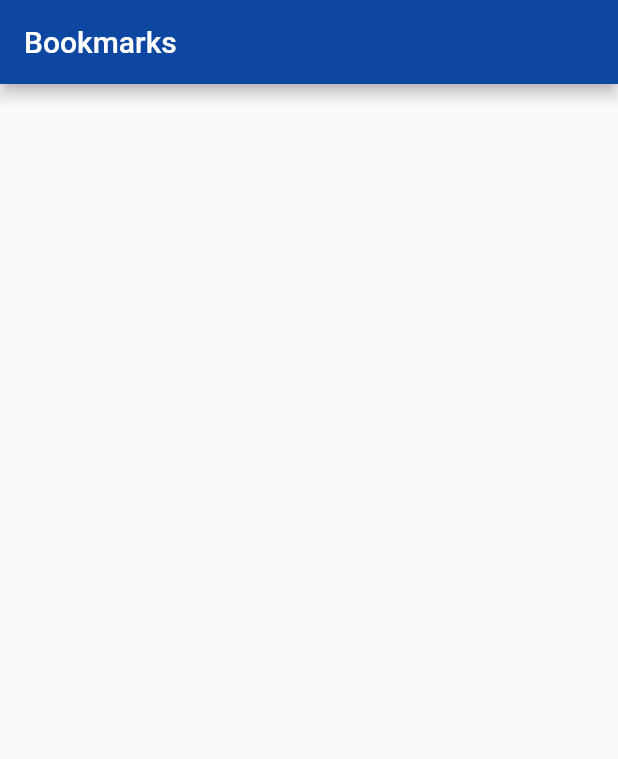
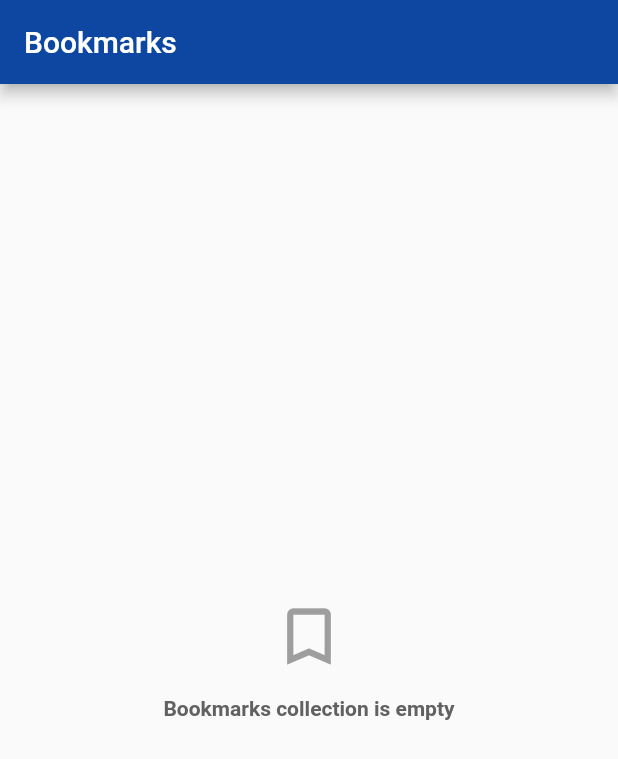
Before and after one commit to bricekams/newsapp, a Flutter app: the BookmarksScreen screen opened directly, on a phone screen of 412 x 824 dp. Shown: the top 759 px of the screen. Run offline on Flutter 3.47's test engine with Material 2 defaults, Android fonts, the phone set to English and light mode, and no system bars; our stand-ins replace dio, flutter_dotenv, flutter_slidable, hive_flutter, internet_connection_checker; accounts and stored records are empty; network calls fail.

Commit message:
bookmark logic

```diff
--- a/lib/main.dart
+++ b/lib/main.dart
@@ -5,6 +5,7 @@ import 'package:newsapp/data/models/source.dart';
 import 'package:newsapp/ui/screens/main_screen.dart';
 import 'package:newsapp/ui/theme/theme.dart';
 import 'package:newsapp/ui/theme/theme_provider.dart';
+import 'package:newsapp/utils/persistance/bookmarks/boorkmarks_storage.dart';
 import 'package:newsapp/utils/persistance/settings/settings_prefs.dart';
 import 'package:provider/provider.dart';
 import 'package:flutter_dotenv/flutter_dotenv.dart';
@@ -17,6 +18,7 @@ void main() async {
   Source.registerAdapter();
   await Hive.initFlutter();
   await SettingsPrefs.openBox();
+  await BookmarkStorage.openBox();
   SettingsPrefs.initBox();
   runApp(
     MultiProvider(
--- a/lib/ui/screens/bookmarks/bookmarks.dart
+++ b/lib/ui/screens/bookmarks/bookmarks.dart
@@ -1,6 +1,11 @@
 import 'package:flutter/material.dart';
+import 'package:hive_flutter/adapters.dart';
+import 'package:newsapp/data/models/article.dart';
+import 'package:newsapp/ui/widgets/article_tile/article_tile.dart';
 import 'package:newsapp/utils/localization.dart';
 import 'package:newsapp/utils/persistance/settings/settings_prefs.dart';
+
+import '../../../utils/persistance/bookmarks/boorkmarks_storage.dart';
 /// TODO: bookmarks save and read articles
 class BookmarksScreen extends StatelessWidget {
   const BookmarksScreen({Key? key}) : super(key: key);
@@ -8,10 +13,44 @@ class BookmarksScreen extends StatelessWidget {
   @override
   Widget build(BuildContext context) {
     String lang = SettingsPrefs.lang;
+    bool darkMode = SettingsPrefs.darkMode;
     return Scaffold(
       appBar: AppBar(
         title: Text(dictionary["@bookmarks"][lang]),
       ),
+      body: BookmarkStorage.allBookmarks.isNotEmpty?
+          ValueListenableBuilder<Box<Article>>(
+            valueListenable: Hive.box<Article>('bookmarks').listenable(),
+            builder: (context,box,child){
+              return ListView.separated(
+                separatorBuilder: (context,i){
+                  return const SizedBox(height: 10);
+                },
+                itemCount: BookmarkStorage.allBookmarks.length,
+                itemBuilder: (context,index){
+                  return ArticleTile(article: BookmarkStorage.allBookmarks.toList().reversed.toList()[index], lang: lang, darkMode: darkMode);
+                },
+              );
+            },
+          )
+          :
+      Center(
+        child: Column(
+          mainAxisSize: MainAxisSize.min,
+          children: [
+            const Icon(
+              Icons.bookmark_outline,
+              color: Colors.grey,
+              size: 50,
+            ),
+            const SizedBox(height: 15),
+            Text(
+              dictionary["@bookmarkEmpty"][lang],
+              style: Theme.of(context).textTheme.bodyText1?.copyWith(fontWeight: FontWeight.bold,color: SettingsPrefs.darkMode?Colors.grey.shade300:Colors.grey.shade700),
+            )
+          ],
+        ),
+      ),
     );
   }
 }
--- a/lib/ui/screens/home/components/errors_widgets/no_internet_widget.dart
+++ b/lib/ui/screens/home/components/errors_widgets/no_internet_widget.dart
@@ -1,4 +1,5 @@
 import 'package:flutter/material.dart';
+import 'package:newsapp/utils/localization.dart';
 import 'package:newsapp/utils/persistance/settings/settings_prefs.dart';
 import 'package:provider/provider.dart';
 
@@ -9,6 +10,7 @@ class NoInternetErrorWidget extends StatelessWidget {
 
   @override
   Widget build(BuildContext context) {
+    String lang = SettingsPrefs.lang;
     return Container(
       margin: EdgeInsets.only(top: MediaQuery.of(context).size.height * 0.22),
       child: Center(
@@ -18,7 +20,7 @@ class NoInternetErrorWidget extends StatelessWidget {
             Icon(Icons.network_check_rounded,size: 80,color: SettingsPrefs.darkMode?Colors.grey.shade300:Colors.grey.shade800),
             const SizedBox(height: 20),
             Text(
-              "Check your internet connection.",
+              dictionary["@internetError"][lang],
               style: Theme.of(context).textTheme.bodyText1?.copyWith(fontWeight: FontWeight.bold,color: SettingsPrefs.darkMode?Colors.grey.shade300:Colors.grey.shade800),
             ),
             const SizedBox(height: 20),
@@ -30,7 +32,7 @@ class NoInternetErrorWidget extends StatelessWidget {
                 Provider.of<NewsAPI>(context, listen: false).fetchNewsCategory();
               },
               child: Text(
-                "Try again",
+                dictionary['@tryAgain'][lang],
                 style: Theme.of(context).textTheme.bodyText1?.copyWith(color: Colors.grey.shade700),
               ),
             )
--- a/lib/ui/screens/home/view_models/screen_builder.dart
+++ b/lib/ui/screens/home/view_models/screen_builder.dart
@@ -53,7 +53,6 @@ class _ScreenBuilderState extends State<ScreenBuilder> {
         },
         child: ListView(
           controller: scrollController,
-          shrinkWrap: false,
           children: [
             const CategoriesListBuilder(),
             _bodyBuilder(
--- a/lib/utils/localization.dart
+++ b/lib/utils/localization.dart
@@ -72,9 +72,9 @@ const Map<String, dynamic> dictionary = {
     "en": "Date",
     "fr":"Date"
   },
-  "@readFullArticle":{
-    "en": "Read the full article",
-    "fr":"Lire l'article complet"
+  "@read":{
+    "en": "Read",
+    "fr":"Lire"
   },
   "@loading":{
     "en":"Loading news...",
@@ -128,13 +128,13 @@ const Map<String, dynamic> dictionary = {
     "en":"Do not show again!",
     "fr":"Ne plus montrer!"
   },
-  "@emptyData":{
+  "@error":{
     "en":"Something went wrong but it's not your fault!",
     "fr":"Un erreur est survenue, ce n'est pas votre faute!"
   },
   "@tryAgain":{
     "en":"Try again",
-    "fr":"Réessayez!"
+    "fr":"Réessayez"
   },
   "@hasNoDesc":{
     "en":"Has no description",
@@ -144,4 +144,8 @@ const Map<String, dynamic> dictionary = {
     "en":"English  🇬🇧",
     "fr":"Francais  🇫🇷"
   },
+  "@internetError": {
+    "en":"Check your internet connection and try again.",
+    "fr":"Vérifiez votre connexion internet puis réessayez."
+  }
 };
--- a/lib/utils/persistance/bookmarks/boorkmarks_storage.dart
+++ b/lib/utils/persistance/bookmarks/boorkmarks_storage.dart
@@ -0,0 +1,42 @@
+import 'dart:developer';
+import 'package:flutter/cupertino.dart';
+import 'package:hive_flutter/hive_flutter.dart';
+import '../../../data/models/article.dart';
+
+class BookmarkStorage {
+  static Iterable allBookmarks = getAllBookmarks;
+
+  ///open bookmark box
+  static openBox() async {
+    await Hive.openBox<Article>('bookmarks');
+  }
+
+  ///get all bookmarks from a openedBox called bookmarks
+  static get getAllBookmarks {
+    return Hive.box<Article>("bookmarks").values;
+  }
+
+  ///Add articles to the bookmark collection with key "${article.source?.name}${article.publishedAt}"
+  static void addBookmark({required Article article}) async {
+    try {
+      await Hive.box<Article>("bookmarks").put(
+          "${article.source?.name ?? ""}${article.publishedAt ?? ""}", article);
+      log("added with success");
+    } on HiveError catch (err) {
+      log(err.message);
+    }
+  }
+
+  static void removeBookmark({required String key}) async {
+    try {
+      await Hive.box<Article>('bookmarks').delete(key);
+      log("removed with success");
+    } on HiveError catch (err) {
+      log(err.message);
+    }
+  }
+
+  static bool isBookmarked({required String key}) {
+    return Hive.box<Article>('bookmarks').containsKey(key);
+  }
+}
--- a/pubspec.yaml
+++ b/pubspec.yaml
@@ -43,6 +43,8 @@ dependencies:
   flutter_dotenv: ^5.0.2
   provider: ^6.0.5
   cached_network_image: ^3.2.3
+  flutter_slidable: ^2.0.0
+  webview_flutter: ^4.0.1
 
 dev_dependencies:
   flutter_test:
```
Also changed, not shown: lib/ui/screens/home/components/errors_widgets/api_error_widget.dart (+7 -4 lines), lib/ui/screens/home/components/loading_widget/loading_widget.dart (+19 -5 lines), lib/ui/widgets/article_tile/article_tile.dart (+68 -4 lines), pubspec.lock, 1 other file.
